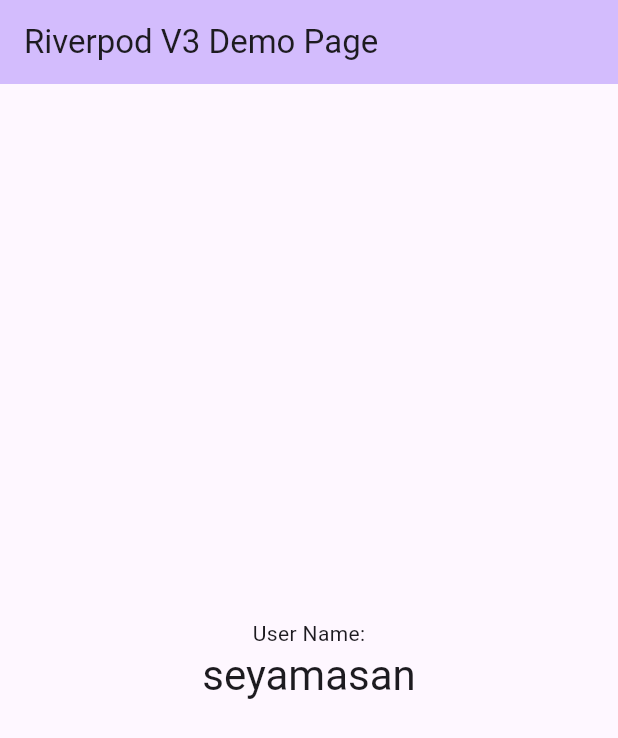
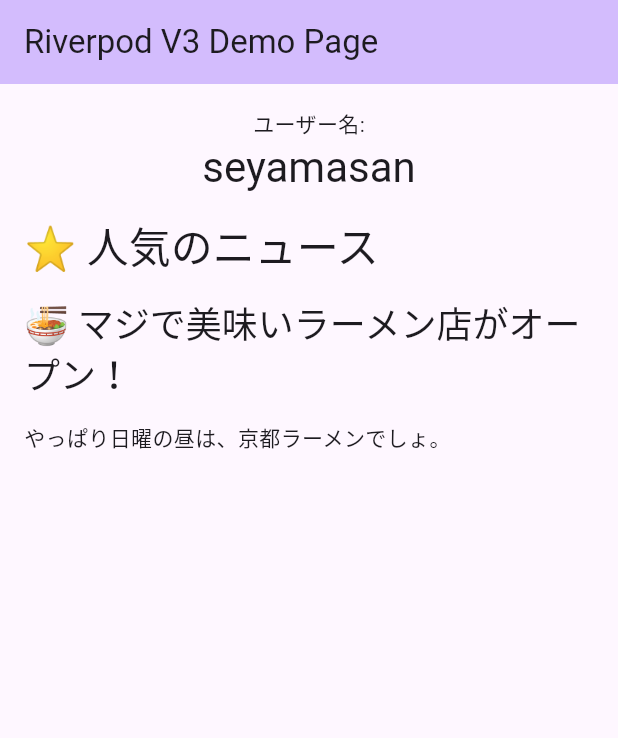
Before and after one commit to seyamasan/riverpod_v3_lab, a Flutter app: the screen it shows after launch, on a phone screen of 412 x 824 dp. Shown: the top 738 px of the screen. Run offline on Flutter 3.47's test engine with Material 3 defaults, Android fonts, the light colour scheme and no system bars; our stand-ins replace hooks_riverpod, riverpod_annotation; generated files the repository leaves out were written again.

Commit message:
add: ニュースのセクション

```diff
--- a/lib/main.dart
+++ b/lib/main.dart
@@ -1,5 +1,6 @@
 import 'package:flutter/material.dart';
 import 'package:hooks_riverpod/hooks_riverpod.dart';
+import 'package:riverpod_v3_lab/providers/news/top_stories_provider.dart';
 import 'package:riverpod_v3_lab/providers/user/user_name_provider.dart';
 import 'package:riverpod_v3_lab/some_specific_error.dart';
 
@@ -47,21 +48,66 @@
     final asyncUserName = ref.watch(userNameProvider);
     final userName = asyncUserName.value ?? 'Unknown';
 
+    final asyncTopStories = ref.watch(topStoriesProvider);
+
     return Scaffold(
       appBar: AppBar(
         backgroundColor: Theme.of(context).colorScheme.inversePrimary,
         title: Text(title),
       ),
-      body: Center(
+      body: Padding(
+        padding: const EdgeInsets.all(16),
+        child: Center(
           child: Column(
             mainAxisAlignment: .center,
             children: [
-            const Text('User Name:'),
+              // ユーザー名セクション
+              const Text('ユーザー名:'),
               Text(
                 userName,
                 style: Theme.of(context).textTheme.headlineMedium,
               ),
+              const SizedBox(height: 16),
+
+              // ニュースセクション
+              Expanded(
+                child: asyncTopStories.when(
+                  loading: () => const Center(
+                    child: CircularProgressIndicator(),
+                  ),
+                  error: (e, st) => const Center(
+                    child: Text('ニュースの取得に失敗しました'),
+                  ),
+                  data: (topStories) => Column(
+                    mainAxisAlignment: MainAxisAlignment.start,
+                    crossAxisAlignment: CrossAxisAlignment.start,
+                    children: [
+                      Text(
+                        '⭐️ 人気のニュース',
+                        style: Theme.of(context).textTheme.headlineMedium,
+                      ),
+                      const SizedBox(height: 16),
+                      // ニュースタイトル
+                      Text(
+                        topStories.title,
+                        style: Theme.of(context).textTheme.headlineSmall,
+                      ),
+                      const SizedBox(height: 16),
+                      // 本文
+                      Expanded(
+                        child: SingleChildScrollView(
+                          child: Text(
+                            topStories.mainText,
+                            style: Theme.of(context).textTheme.bodyMedium,
+                          ),
+                        ),
+                      ),
                     ],
+                  ),
+                ),
+              ),
+            ],
+          ),
         ),
       ),
     );
--- a/lib/providers/news/news_api_provider.dart
+++ b/lib/providers/news/news_api_provider.dart
@@ -36,7 +36,7 @@
       case .success:
         return DummyNewsResponse(
           200,
-          DummyNews(1, 'マジで美味いラーメン店がオープン！', 'やっぱり日曜の昼は、京都ラーメンでしょ。')
+          DummyNews(1, '🍜 マジで美味いラーメン店がオープン！', 'やっぱり日曜の昼は、京都ラーメンでしょ。')
         );
       case .failure:
         return DummyNewsResponse(500, null);
```
Lines whose indentation alone changed are shown as unchanged.
